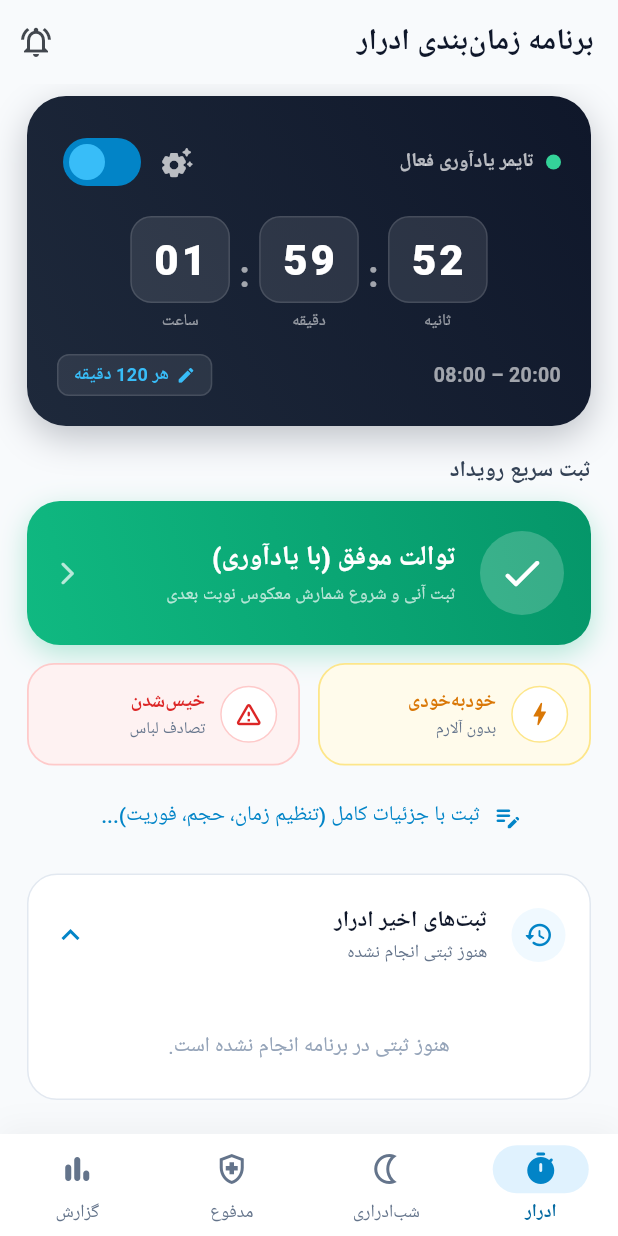
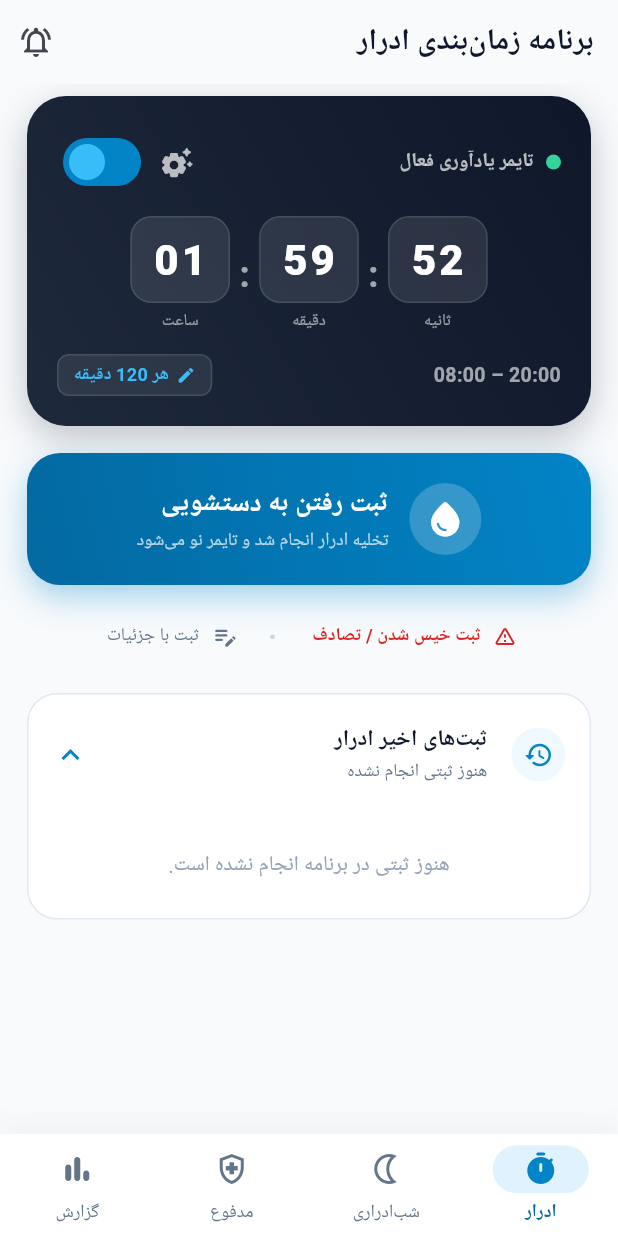
Before and after one commit to L0L1P0P1/behravan, a Flutter app: the screen it shows after launch, on a phone screen of 412 x 824 dp. Run offline on Flutter 3.47's test engine with Material 3 defaults, Android fonts, the phone set to English and light mode, and no system bars; our stand-ins replace drift, flutter_local_notifications, flutter_riverpod, pdf, printing, shamsi_date and 2 more; missing offline and left inert: sqlite3; accounts and stored records are empty; generated files the repository leaves out were written again; Roboto replaces fonts that are missing (Vazirmatn); statements that could not run were skipped.

Commit message:
added encouragement

```diff
--- a/lib/features/voiding/presentation/voiding_screen.dart
+++ b/lib/features/voiding/presentation/voiding_screen.dart
@@ -591,11 +591,118 @@ class _VoidingScreenState extends ConsumerState<VoidingScreen> {
     );
   }
 
+  Future<void> _handleSubmitPee(
+    WidgetRef ref, {
+    required DateTime? targetTime,
+    required bool isActive,
+  }) async {
+    if (targetTime == null || !isActive) {
+      await _quickLog(ref, eventType: 'spontaneous');
+      return;
+    }
+
+    final now = DateTime.now();
+    final diff = targetTime.difference(now);
+
+    // 1. If timer has already finished or is due right now -> prompted success
+    if (diff.isNegative || diff.inSeconds <= 0) {
+      await _quickLog(ref, eventType: 'prompted_success');
+      return;
+    }
+
+    // 2. If close to timer expiring (< 10 minutes) -> intercept with encouraging hold prompt
+    const thresholdMinutes = 10;
+    if (diff.inMinutes < thresholdMinutes) {
+      final remainingMinutes = diff.inMinutes > 0 ? diff.inMinutes : 1;
+
+      final bool? wentAnyway = await showDialog<bool>(
+        context: context,
+        builder: (ctx) => AlertDialog(
+          shape: RoundedRectangleBorder(
+            borderRadius: BorderRadius.circular(24),
+          ),
+          title: const Row(
+            children: [
+              Icon(
+                Icons.emoji_events_rounded,
+                color: Color(0xFFF59E0B),
+                size: 28,
+              ),
+              SizedBox(width: 8),
+              Text(
+                'کمی بیشتر صبر کن!',
+                style: TextStyle(fontSize: 17, fontWeight: FontWeight.w800),
+              ),
+            ],
+          ),
+          content: Text(
+            'فقط $remainingMinutes دقیقه تا موعد بعدی دستشویی مانده! ⏳\n\n'
+            'قهرمان، اگر می‌تونی چند دقیقه بیشتر نگه دار تا مثانه‌ات قوی‌تر بشه. آیا حتماً باید الان بری؟',
+            style: const TextStyle(
+              fontSize: 14,
+              height: 1.6,
+              color: Color(0xFF334155),
+            ),
+          ),
+          actionsPadding: const EdgeInsets.symmetric(
+            horizontal: 16,
+            vertical: 12,
+          ),
+          actions: [
+            TextButton(
+              onPressed: () => Navigator.pop(ctx, false),
+              child: const Text(
+                'صبر می‌کنم 💪',
+                style: TextStyle(
+                  color: Color(0xFF059669),
+                  fontWeight: FontWeight.w800,
+                ),
+              ),
+            ),
+            FilledButton(
+              style: FilledButton.styleFrom(
+                backgroundColor: const Color(0xFF0284C7),
+                shape: RoundedRectangleBorder(
+                  borderRadius: BorderRadius.circular(12),
+                ),
+              ),
+              onPressed: () => Navigator.pop(ctx, true),
+              child: const Text('نه، دستشویی رفتم'),
+            ),
+          ],
+        ),
+      );
+
+      if (wentAnyway == true) {
+        await _quickLog(ref, eventType: 'spontaneous');
+      }
+      return;
+    }
+
+    // 3. Normal visit well before timer
+    await _quickLog(ref, eventType: 'spontaneous');
+  }
+
   @override
   Widget build(BuildContext context) {
     final logsAsync = ref.watch(voidingLogsProvider);
     final schedulesAsync = ref.watch(voidingSchedulesProvider);
     final progression = ref.watch(progressionEvaluationProvider);
+
+    final currentSchedule = schedulesAsync.value?.firstOrNull;
+    final logs = logsAsync.value ?? [];
+    final bool isActive = currentSchedule?.isActive ?? false;
+    final targetTime = _calculateTargetTime(currentSchedule, logs);
+
+    final now = DateTime.now();
+    final diff = targetTime?.difference(now) ?? Duration.zero;
+    final bool isCloseToAlarm =
+        isActive &&
+        targetTime != null &&
+        !diff.isNegative &&
+        diff.inMinutes < 10 &&
+        diff.inSeconds > 0;
+    final int remainingMinutes = diff.inMinutes > 0 ? diff.inMinutes : 1;
 
     final bool canProgress =
         progression != null &&
@@ -628,14 +735,13 @@ class _VoidingScreenState extends ConsumerState<VoidingScreen> {
           schedulesAsync.when(
             data: (schedules) {
               final s = schedules.isNotEmpty ? schedules.first : null;
-              final bool isActive = s?.isActive ?? false;
-              final logs = logsAsync.value ?? [];
-              final targetTime = _calculateTargetTime(s, logs);
+              final bool scheduleActive = s?.isActive ?? false;
+              final scheduleTargetTime = _calculateTargetTime(s, logs);
 
               return _HeroTimerWidget(
                 schedule: s,
-                isActive: isActive,
-                targetTime: targetTime,
+                isActive: scheduleActive,
+                targetTime: scheduleTargetTime,
                 onEditSchedule: s != null
                     ? () => _showEditScheduleDialog(context, s)
                     : null,
@@ -736,59 +842,87 @@ class _VoidingScreenState extends ConsumerState<VoidingScreen> {
             ),
           ],
 
+          // Motivational banner if approaching the scheduled time
+          if (isCloseToAlarm) ...[
+            const SizedBox(height: 14),
+            Container(
+              padding: const EdgeInsets.symmetric(horizontal: 14, vertical: 10),
+              decoration: BoxDecoration(
+                color: const Color(0xFFFFFBEB),
+                borderRadius: BorderRadius.circular(16),
+                border: Border.all(color: const Color(0xFFFDE68A)),
+              ),
+              child: Row(
+                children: [
+                  const Icon(
+                    Icons.stars_rounded,
+                    color: Color(0xFFD97706),
+                    size: 22,
+                  ),
+                  const SizedBox(width: 8),
+                  Expanded(
+                    child: Text(
+                      'فقط $remainingMinutes دقیقه مونده! اگر می‌تونی کمی بیشتر نگه دار 🌟',
+                      style: const TextStyle(
+                        fontSize: 12,
+                        fontWeight: FontWeight.w700,
+                        color: Color(0xFF92400E),
+                      ),
+                    ),
+                  ),
+                ],
+              ),
+            ),
+          ],
+
           const SizedBox(height: 18),
 
-          const Text(
-            'ثبت سریع رویداد',
-            style: TextStyle(
-              fontSize: 15,
-              fontWeight: FontWeight.w800,
-              color: Color(0xFF334155),
-            ),
-          ),
-          const SizedBox(height: 10),
-
+          // Unified Primary Submit Button
           InkWell(
             borderRadius: BorderRadius.circular(22),
-            onTap: () => _quickLog(ref, eventType: 'prompted_success'),
+            onTap: () => _handleSubmitPee(
+              ref,
+              targetTime: targetTime,
+              isActive: isActive,
+            ),
             child: Container(
-              padding: const EdgeInsets.symmetric(vertical: 20, horizontal: 18),
+              padding: const EdgeInsets.symmetric(vertical: 20, horizontal: 20),
               decoration: BoxDecoration(
                 gradient: const LinearGradient(
-                  colors: [Color(0xFF059669), Color(0xFF10B981)],
+                  colors: [Color(0xFF0284C7), Color(0xFF0369A1)],
                   begin: Alignment.topRight,
                   end: Alignment.bottomLeft,
                 ),
                 borderRadius: BorderRadius.circular(22),
                 boxShadow: [
                   BoxShadow(
-                    color: const Color(0xFF10B981).withValues(alpha: 0.3),
-                    blurRadius: 16,
-                    offset: const Offset(0, 6),
+                    color: const Color(0xFF0284C7).withValues(alpha: 0.35),
+                    blurRadius: 18,
+                    offset: const Offset(0, 8),
                   ),
                 ],
               ),
               child: Row(
+                mainAxisAlignment: MainAxisAlignment.center,
                 children: [
                   Container(
-                    padding: const EdgeInsets.all(12),
+                    padding: const EdgeInsets.all(10),
                     decoration: BoxDecoration(
                       color: Colors.white.withValues(alpha: 0.2),
                       shape: BoxShape.circle,
                     ),
                     child: const Icon(
-                      Icons.check_rounded,
-                      size: 32,
+                      Icons.water_drop_rounded,
+                      size: 28,
                       color: Colors.white,
                     ),
                   ),
-                  const SizedBox(width: 16),
-                  const Expanded(
-                    child: Column(
+                  const SizedBox(width: 14),
+                  const Column(
                     crossAxisAlignment: CrossAxisAlignment.start,
                     children: [
                       Text(
-                          'توالت موفق (با یادآوری)',
+                        'ثبت رفتن به دستشویی',
                         style: TextStyle(
                           fontSize: 18,
                           fontWeight: FontWeight.w800,
@@ -797,63 +931,49 @@ class _VoidingScreenState extends ConsumerState<VoidingScreen> {
                       ),
                       SizedBox(height: 2),
                       Text(
-                          'ثبت آنی و شروع شمارش معکوس نوبت بعدی',
+                        'تخلیه ادرار انجام شد و تایمر نو می‌شود',
                         style: TextStyle(fontSize: 12, color: Colors.white70),
                       ),
                     ],
-                    ),
-                  ),
-                  const Icon(
-                    Icons.arrow_back_ios_new_rounded,
-                    color: Colors.white70,
-                    size: 18,
                   ),
                 ],
               ),
             ),
           ),
 
-          const SizedBox(height: 12),
+          const SizedBox(height: 10),
 
+          // Secondary helpers (Accident & Detailed logging)
           Row(
+            mainAxisAlignment: MainAxisAlignment.center,
             children: [
-              Expanded(
-                child: _QuickActionTile(
-                  icon: Icons.bolt_rounded,
-                  iconColor: const Color(0xFFD97706),
-                  bgColor: const Color(0xFFFFFBEB),
-                  borderColor: const Color(0xFFFDE68A),
-                  title: 'خودبه‌خودی',
-                  subtitle: 'بدون آلارم',
-                  onTap: () => _quickLog(ref, eventType: 'spontaneous'),
+              TextButton.icon(
+                style: TextButton.styleFrom(
+                  foregroundColor: const Color(0xFFDC2626),
                 ),
+                icon: const Icon(Icons.warning_amber_rounded, size: 16),
+                label: const Text(
+                  'ثبت خیس شدن / تصادف',
+                  style: TextStyle(fontSize: 12, fontWeight: FontWeight.w600),
                 ),
-              const SizedBox(width: 12),
-              Expanded(
-                child: _QuickActionTile(
-                  icon: Icons.warning_amber_rounded,
-                  iconColor: const Color(0xFFDC2626),
-                  bgColor: const Color(0xFFFEF2F2),
-                  borderColor: const Color(0xFFFECACA),
-                  title: 'خیس‌شدن',
-                  subtitle: 'تصادف لباس',
-                  onTap: () =>
+                onPressed: () =>
                     _quickLog(ref, eventType: 'accident', urgency: 3),
               ),
+              const SizedBox(width: 8),
+              const Text('•', style: TextStyle(color: Color(0xFFCBD5E1))),
+              const SizedBox(width: 8),
+              TextButton.icon(
+                style: TextButton.styleFrom(
+                  foregroundColor: const Color(0xFF64748B),
                 ),
-            ],
-          ),
-
-          const SizedBox(height: 10),
-
-          Center(
-            child: TextButton.icon(
-              icon: const Icon(Icons.edit_note_rounded, size: 20),
+                icon: const Icon(Icons.edit_note_rounded, size: 18),
                 label: const Text(
-                'ثبت با جزئیات کامل (تنظیم زمان، حجم، فوریت)...',
+                  'ثبت با جزئیات',
+                  style: TextStyle(fontSize: 12),
                 ),
                 onPressed: () => _showDetailedLogSheet(context),
               ),
+            ],
           ),
 
           const SizedBox(height: 14),
```
Lines whose indentation alone changed are shown as unchanged.
